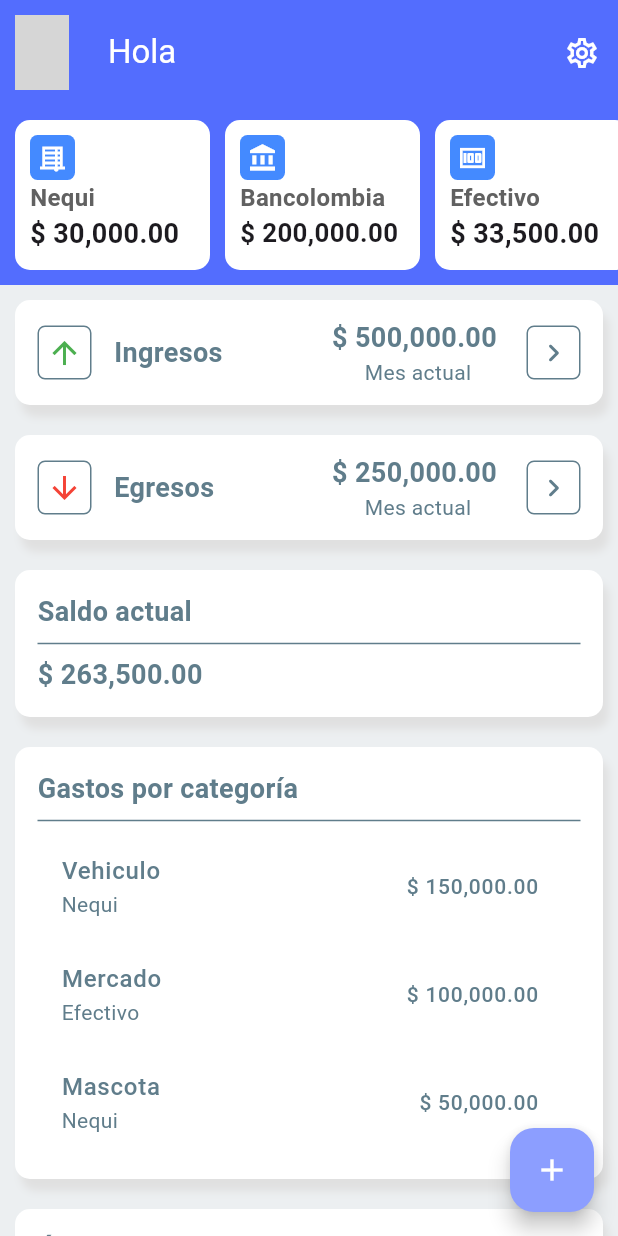
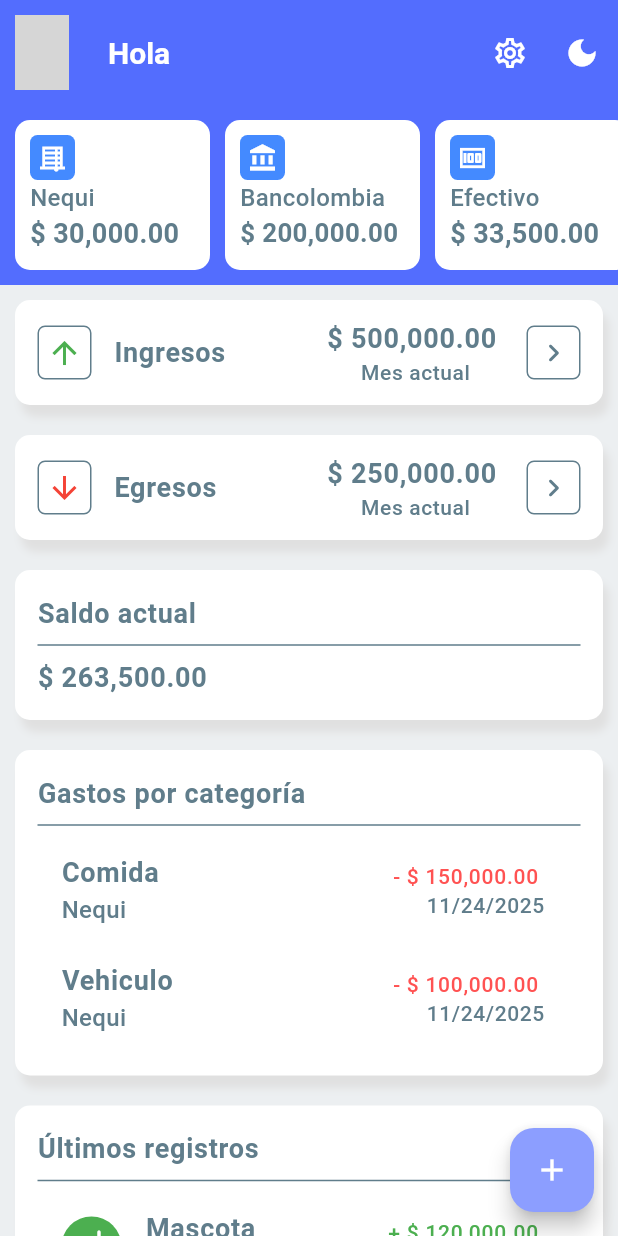
Before and after one commit to CJGalvis/my_wallet, a Flutter app: the HomeScreen screen opened by its route, after a tap on the "settings" icon, on a phone screen of 412 x 824 dp. Run offline on Flutter 3.47's test engine with Material 3 defaults, Android fonts, the phone set to English and light mode, and no system bars; our stand-ins replace firebase_auth, firebase_core, flutter_riverpod, flutter_svg, go_router, google_sign_in and 1 more; missing offline and left inert: api_http_client, user_session_manager; accounts and stored records are empty; generated files the repository leaves out were written again; network calls fail; grey boxes are pictures that could not be loaded.

Commit message:
feat: Se implementa tema light

```diff
--- a/lib/app.dart
+++ b/lib/app.dart
@@ -1,6 +1,9 @@
 import 'package:flutter/material.dart';
 import 'package:flutter_riverpod/flutter_riverpod.dart';
+import 'package:my_wallet/ui/design_system/theme/dark_theme.dart';
 
+import 'domain/providers/theme_provider.dart';
+import 'ui/design_system/theme/light_theme.dart';
 import 'ui/routes/app_router.dart';
 
 class App extends StatelessWidget {
@@ -18,10 +21,14 @@ class MyApp extends ConsumerWidget {
   @override
   Widget build(BuildContext context, WidgetRef ref) {
     final router = ref.watch(appRouterProvider);
+    final themeMode = ref.watch(themeAppProvider);
 
     return MaterialApp.router(
       title: 'My Wallet App',
       routerConfig: router,
+      theme: AppLightTheme.theme(),
+      darkTheme: AppDarkTheme.theme(),
+      themeMode: themeMode,
     );
   }
 }
--- /dev/null
+++ b/lib/domain/providers/theme_provider.dart
@@ -0,0 +1,16 @@
+import 'package:flutter/material.dart';
+import 'package:riverpod_annotation/riverpod_annotation.dart';
+
+part 'theme_provider.g.dart';
+
+@riverpod
+class ThemeApp extends _$ThemeApp {
+  @override
+  ThemeMode build() {
+    return ThemeMode.system;
+  }
+
+  void setTheme(ThemeMode mode) {
+    state = mode;
+  }
+}
--- a/lib/ui/design_system/molecules/title_feed.dart
+++ b/lib/ui/design_system/molecules/title_feed.dart
@@ -1,6 +1,4 @@
 import 'package:flutter/material.dart';
-
-import '../design_system.dart';
 
 class TitleFeed extends StatelessWidget {
   const TitleFeed({
@@ -14,11 +12,7 @@ class TitleFeed extends StatelessWidget {
   Widget build(BuildContext context) {
     return Text(
       title,
-      style: TextStyle(
-        fontSize: fontSizeTitle,
-        fontWeight: FontWeight.w600,
-        color: primaryTextColor,
-      ),
+      style: Theme.of(context).textTheme.bodyLarge,
     );
   }
 }
--- /dev/null
+++ b/lib/ui/design_system/theme/dark_theme.dart
@@ -0,0 +1,18 @@
+import 'package:flutter/material.dart';
+
+class AppDarkTheme {
+  static ThemeData theme() => ThemeData(
+    brightness: Brightness.dark,
+    primaryColor: Colors.blueGrey,
+    scaffoldBackgroundColor: Colors.grey.shade800,
+    appBarTheme: AppBarTheme(
+      foregroundColor: Colors.white,
+      iconTheme: const IconThemeData(color: Colors.white),
+      titleTextStyle: const TextStyle(
+        color: Colors.white,
+        fontSize: 20,
+        fontWeight: FontWeight.w600,
+      ),
+    ),
+  );
+}
--- /dev/null
+++ b/lib/ui/design_system/theme/light_theme.dart
@@ -0,0 +1,52 @@
+import 'package:flutter/material.dart';
+
+class AppLightTheme {
+  static ThemeData theme() => ThemeData(
+        brightness: Brightness.light,
+        primaryColor: Colors.indigo,
+        textTheme: TextTheme(
+          bodyLarge: TextStyle(
+            fontSize: 18,
+            color: Colors.blueGrey,
+            fontWeight: FontWeight.w600,
+          ),
+          bodyMedium: TextStyle(
+            fontSize: 16,
+            fontWeight: FontWeight.w500,
+            color: Colors.blueGrey.shade500,
+          ),
+          bodySmall: TextStyle(
+            fontSize: 14,
+            fontWeight: FontWeight.w500,
+            color: Colors.blueGrey.shade500,
+          ),
+          labelSmall: TextStyle(
+            color: Colors.blueGrey,
+            fontSize: 12
+          ),
+        ),
+        scaffoldBackgroundColor: Colors.blueGrey.shade50,
+        appBarTheme: _appBarTheme(),
+        floatingActionButtonTheme: _floatingButtonTheme(),
+      );
+
+  static FloatingActionButtonThemeData _floatingButtonTheme() {
+    return FloatingActionButtonThemeData(
+      backgroundColor: Colors.indigoAccent.shade100,
+      foregroundColor: Colors.white,
+    );
+  }
+
+  static AppBarTheme _appBarTheme() {
+    return AppBarTheme(
+      foregroundColor: Colors.white,
+      backgroundColor: Colors.indigoAccent.shade200,
+      iconTheme: IconThemeData(color: Colors.white),
+      titleTextStyle: const TextStyle(
+        color: Colors.white,
+        fontSize: 20,
+        fontWeight: FontWeight.w600,
+      ),
+    );
+  }
+}
--- a/lib/ui/features/home/domain/models/expense_category.dart
+++ /dev/null
@@ -1,29 +0,0 @@
-class ExpenseCategory {
-  final String category;
-  final String pocket;
-  final double balance;
-
-  ExpenseCategory({
-    required this.category,
-    required this.pocket,
-    required this.balance,
-  });
-
-  factory ExpenseCategory.initial() => ExpenseCategory(
-        category: '',
-        pocket: '',
-        balance: 0,
-      );
-
-  ExpenseCategory copyWith({
-    String? category,
-    String? pocket,
-    double? balance,
-  }) {
-    return ExpenseCategory(
-      category: category ?? this.category,
-      pocket: pocket ?? this.pocket,
-      balance: balance ?? this.balance,
-    );
-  }
-}
--- a/lib/ui/features/home/domain/models/last_record.dart
+++ b/lib/ui/features/home/domain/models/record_item.dart
@@ -2,16 +2,18 @@ import 'package:flutter/material.dart';
 
 import 'summary_type.dart';
 
-class LastRecord {
-  final IconData icon;
+class RecordItem {
+  final IconData? icon;
   final String pocket;
   final String category;
   final double value;
   final DateTime date;
   final SummaryType type;
+  final String? description;
 
-  LastRecord({
-    required this.icon,
+  RecordItem({
+    this.icon,
+    this.description,
     required this.pocket,
     required this.category,
     required this.value,
--- a/lib/ui/features/home/presentation/providers/expenses_category_provider.dart
+++ b/lib/ui/features/home/presentation/providers/expenses_category_provider.dart
@@ -1,28 +1,28 @@
+import 'package:my_wallet/ui/features/home/domain/models/summary_type.dart';
 import 'package:riverpod_annotation/riverpod_annotation.dart';
 
-import '../../domain/models/expense_category.dart';
+import '../../domain/models/record_item.dart';
 
 part 'expenses_category_provider.g.dart';
 
 @riverpod
 class ExpensesCategoryNotifier extends _$ExpensesCategoryNotifier {
   @override
-  List<ExpenseCategory> build() {
+  List<RecordItem> build() {
     return [
-      ExpenseCategory(
-        balance: 150000,
+      RecordItem(
+        type: SummaryType.expenses,
+        value: 150000,
+        category: 'Comida',
+        pocket: 'Nequi',
+        date: DateTime.now(),
+      ),
+      RecordItem(
+        type: SummaryType.expenses,
+        value: 100000,
         category: 'Vehiculo',
         pocket: 'Nequi',
-      ),
-      ExpenseCategory(
-        balance: 100000,
-        category: 'Mercado',
-        pocket: 'Efectivo',
-      ),
-      ExpenseCategory(
-        balance: 50000,
-        category: 'Mascota',
-        pocket: 'Nequi',
+        date: DateTime.now(),
       ),
     ];
   }
--- a/lib/ui/features/home/presentation/providers/last_records_provider.dart
+++ b/lib/ui/features/home/presentation/providers/last_records_provider.dart
@@ -2,14 +2,14 @@ import 'package:flutter/material.dart';
 import 'package:my_wallet/ui/features/home/domain/models/summary_type.dart';
 import 'package:riverpod_annotation/riverpod_annotation.dart';
 
-import '../../domain/models/last_record.dart';
+import '../../domain/models/record_item.dart';
 
 part 'last_records_provider.g.dart';
 
 @riverpod
-List<LastRecord> lastRecords(Ref ref) {
+List<RecordItem> lastRecords(Ref ref) {
   return [
-    LastRecord(
+    RecordItem(
       type: SummaryType.incomes,
       icon: Icons.fastfood_rounded,
       pocket: 'Nequi',
@@ -17,7 +17,7 @@ List<LastRecord> lastRecords(Ref ref) {
       value: 120000,
       date: DateTime.now(),
     ),
-    LastRecord(
+    RecordItem(
       type: SummaryType.expenses,
       icon: Icons.car_crash,
       pocket: 'Efectivo',
--- a/lib/ui/features/home/presentation/screens/home_screen.dart
+++ b/lib/ui/features/home/presentation/screens/home_screen.dart
@@ -2,6 +2,7 @@ import 'package:flutter/material.dart';
 import 'package:flutter_riverpod/flutter_riverpod.dart';
 
 import '../../../../../domain/providers/language_provider.dart';
+import '../../../../../domain/providers/theme_provider.dart';
 import '../../../../../domain/providers/user_session_provider.dart';
 import '../../../../design_system/design_system.dart';
 import '../../domain/models/summary_type.dart';
@@ -26,6 +27,7 @@ class HomeScreen extends ConsumerWidget {
     final userSession = ref.watch(userSessionProvider);
     final incomes = ref.watch(incomesProvider);
     final expenses = ref.watch(expensesProvider);
+    final themeMode = ref.watch(themeAppProvider);
 
     return asyncLabels.when(
       loading: () => const LoadingScreen(),
@@ -34,13 +36,10 @@ class HomeScreen extends ConsumerWidget {
         final model = HomeMapper().fromMap(labelsMap[args.language]!);
 
         return Scaffold(
-          backgroundColor: Colors.blueGrey.shade50,
           appBar: AppBar(
-            backgroundColor: Colors.indigoAccent.shade200,
             toolbarHeight: sizeAppBar,
             title: Text(
               '${model.appBar.greeting} ${userSession.name}',
-              style: TextStyle(color: Colors.white),
             ),
             leading: Padding(
               padding: EdgeInsets.all(padding10),
@@ -53,10 +52,20 @@ class HomeScreen extends ConsumerWidget {
             actions: [
               IconButton(
                 onPressed: () {},
+                icon: Icon(Icons.settings_outlined),
+              ),
+              IconButton(
                 icon: Icon(
-                  Icons.settings_outlined,
-                  color: Colors.white,
+                  themeMode == ThemeMode.dark
+                      ? Icons.light_mode
+                      : Icons.dark_mode,
                 ),
+                onPressed: () {
+                  ref.read(themeAppProvider.notifier).setTheme(
+                      themeMode == ThemeMode.light
+                          ? ThemeMode.dark
+                          : ThemeMode.light);
+                },
               ),
             ],
           ),
@@ -91,8 +100,6 @@ class HomeScreen extends ConsumerWidget {
             ),
           ),
           floatingActionButton: FloatingActionButton(
-            backgroundColor: Colors.indigoAccent.shade100,
-            foregroundColor: Colors.white,
             child: Icon(Icons.add),
             onPressed: () {},
           ),
--- a/lib/ui/features/home/presentation/widgets/balance.dart
+++ b/lib/ui/features/home/presentation/widgets/balance.dart
@@ -32,11 +32,7 @@ class Balance extends ConsumerWidget {
                 fit: BoxFit.contain,
                 child: Text(
                   '\$ ${FormatHelper.currency(balance)}',
-                  style: TextStyle(
-                    fontSize: fontSizeBalance,
-                    fontWeight: FontWeight.bold,
-                    color: primaryTextColor,
-                  ),
+                  style: Theme.of(context).textTheme.bodyLarge,
                 ),
               )
             ],
--- a/lib/ui/features/home/presentation/widgets/category_records.dart
+++ b/lib/ui/features/home/presentation/widgets/category_records.dart
@@ -2,8 +2,8 @@ import 'package:flutter/material.dart';
 import 'package:flutter_riverpod/flutter_riverpod.dart';
 
 import '../../../../design_system/design_system.dart';
-import '../helpers/format_helper.dart';
 import '../providers/expenses_category_provider.dart';
+import 'widgets.dart';
 
 class RecordsCategories extends ConsumerWidget {
   const RecordsCategories({
@@ -34,34 +34,11 @@ class RecordsCategories extends ConsumerWidget {
                 physics: NeverScrollableScrollPhysics(),
                 itemCount: expensesCategory.length,
                 itemBuilder: (context, index) {
-                  final expense = expensesCategory[index];
-
-                  return ListTile(
-                    title: Text(
-                      expense.category,
-                      style: TextStyle(
-                        fontWeight: FontWeight.w500,
-                        color: primaryTextColor,
-                      ),
-                    ),
-                    subtitle: Text(
-                      expense.pocket,
-                      style: TextStyle(
-                        color: primaryTextColor,
-                      ),
-                    ),
-                    trailing: FittedBox(
-                      child: Text(
-                        '\$ ${FormatHelper.currency(expense.balance)}',
-                        style: TextStyle(
-                          fontSize: fontSizeSubtitle,
-                          color: primaryTextColor,
-                        ),
-                      ),
-                    ),
+                  return ItemRecord(
+                    record: expensesCategory[index],
                   );
                 },
-              ),
+              )
             ],
           ),
         ),
--- /dev/null
+++ b/lib/ui/features/home/presentation/widgets/item_record.dart
@@ -0,0 +1,59 @@
+import 'package:flutter/material.dart';
+
+import '../../../../design_system/design_system.dart';
+import '../../domain/models/record_item.dart';
+import '../../domain/models/summary_type.dart';
+import '../helpers/format_helper.dart';
+
+class ItemRecord extends StatelessWidget {
+  final RecordItem record;
+
+  const ItemRecord({super.key, required this.record});
+
+  @override
+  Widget build(BuildContext context) {
+    final isIncome = record.type == SummaryType.incomes;
+
+    final color = isIncome ? Colors.green : Colors.redAccent;
+
+    final symbol = isIncome ? '+' : '-';
+
+    return ListTile(
+      leading: record.icon != null
+          ? CircleAvatar(
+              backgroundColor: color,
+              child: Icon(
+                record.icon,
+                color: Colors.white,
+              ),
+            )
+          : null,
+      title: Text(
+        record.category,
+        style: Theme.of(context).textTheme.bodyLarge,
+      ),
+      subtitle: Text(
+        record.pocket,
+        style: Theme.of(context).textTheme.bodyMedium,
+      ),
+      trailing: FittedBox(
+        child: Column(
+          crossAxisAlignment: CrossAxisAlignment.end,
+          children: [
+            Text(
+              '$symbol \$ ${FormatHelper.currency(record.value)}',
+              style: TextStyle(
+                fontSize: fontSizeSubtitle,
+                color: color,
+              ),
+            ),
+            Text(
+              FormatHelper.date(record.date),
+               style: Theme.of(context).textTheme.bodySmall,
+            )
+          ],
+        ),
+      ),
+    );
+  }
+}
--- a/lib/ui/features/home/presentation/widgets/last_records.dart
+++ b/lib/ui/features/home/presentation/widgets/last_records.dart
@@ -2,10 +2,8 @@ import 'package:flutter/material.dart';
 import 'package:flutter_riverpod/flutter_riverpod.dart';
 
 import '../../../../design_system/design_system.dart';
-import '../../domain/models/last_record.dart';
-import '../../domain/models/summary_type.dart';
-import '../helpers/format_helper.dart';
 import '../providers/last_records_provider.dart';
+import 'widgets.dart';
 
 class LastRecords extends ConsumerWidget {
   final String title;
@@ -32,10 +30,9 @@ class LastRecords extends ConsumerWidget {
                 shrinkWrap: true,
                 physics: NeverScrollableScrollPhysics(),
                 itemCount: lastRecords.length,
-                itemBuilder: (BuildContext context, int index) =>
-                    _ItemRecord(
-                  record: lastRecords[index],
-                ),
+                itemBuilder: (BuildContext context, int index) {
+                  return ItemRecord(record: lastRecords[index]);
+                },
               ),
             ],
           ),
@@ -44,61 +41,3 @@ class LastRecords extends ConsumerWidget {
     );
   }
 }
-
-class _ItemRecord extends StatelessWidget {
-  final LastRecord record;
-
-  const _ItemRecord({required this.record});
-
-  @override
-  Widget build(BuildContext context) {
-    final isIncome = record.type == SummaryType.incomes;
-
-    final color = isIncome ? Colors.green : Colors.redAccent;
-
-    final symbol = isIncome ? '+' : '-';
-
-    return ListTile(
-      leading: CircleAvatar(
-        backgroundColor: color,
-        child: Icon(
-          record.icon,
-          color: Colors.white,
-        ),
-      ),
-      title: Text(
-        record.category,
-        style: TextStyle(
-          fontWeight: FontWeight.w500,
-          color: primaryTextColor,
-        ),
-      ),
-      subtitle: Text(
-        record.pocket,
-        style: TextStyle(
-          color: primaryTextColor,
-        ),
-      ),
-      trailing: FittedBox(
-        child: Column(
-          crossAxisAlignment: CrossAxisAlignment.end,
-          children: [
-            Text(
-              '$symbol \$ ${FormatHelper.currency(record.value)}',
-              style: TextStyle(
-                fontSize: fontSizeSubtitle,
-                color: color,
-              ),
-            ),
-            Text(
-              FormatHelper.date(record.date),
-              style: TextStyle(
-                color: primaryTextColor,
-              ),
-            )
-          ],
-        ),
-      ),
-    );
-  }
-}
--- a/lib/ui/features/home/presentation/widgets/pockets.dart
+++ b/lib/ui/features/home/presentation/widgets/pockets.dart
@@ -118,11 +118,7 @@ class _PocketName extends StatelessWidget {
       fit: BoxFit.contain,
       child: Text(
         name,
-        style: TextStyle(
-          fontSize: 16,
-          fontWeight: FontWeight.w600,
-          color: Colors.grey.shade700,
-        ),
+        style: Theme.of(context).textTheme.bodyMedium
       ),
     );
   }
--- a/lib/ui/features/home/presentation/widgets/summary_card.dart
+++ b/lib/ui/features/home/presentation/widgets/summary_card.dart
@@ -82,16 +82,12 @@ class _BalanceSummary extends StatelessWidget {
           fit: BoxFit.contain,
           child: Text(
             '\$ ${FormatHelper.currency(value)}',
-            style: TextStyle(
-              fontSize: fontSizeTitle,
-              fontWeight: FontWeight.w600,
-              color: primaryTextColor,
-            ),
+            style: Theme.of(context).textTheme.bodyLarge,
           ),
         ),
         Text(
           description,
-          style: TextStyle(color: primaryTextColor),
+          style: Theme.of(context).textTheme.bodySmall,
         ),
       ],
     );
@@ -110,11 +106,7 @@ class _TitleSummary extends StatelessWidget {
     return Expanded(
       child: Text(
         title,
-        style: TextStyle(
-          fontSize: fontSizeTitle,
-          color: primaryTextColor,
-          fontWeight: FontWeight.bold,
-        ),
+        style: Theme.of(context).textTheme.bodyLarge,
       ),
     );
   }
--- a/lib/ui/features/home/presentation/widgets/widgets.dart
+++ b/lib/ui/features/home/presentation/widgets/widgets.dart
@@ -4,3 +4,4 @@ export 'new_pocket.dart';
 export 'pockets.dart';
 export 'summary_card.dart';
 export 'last_records.dart';
+export 'item_record.dart';
```
